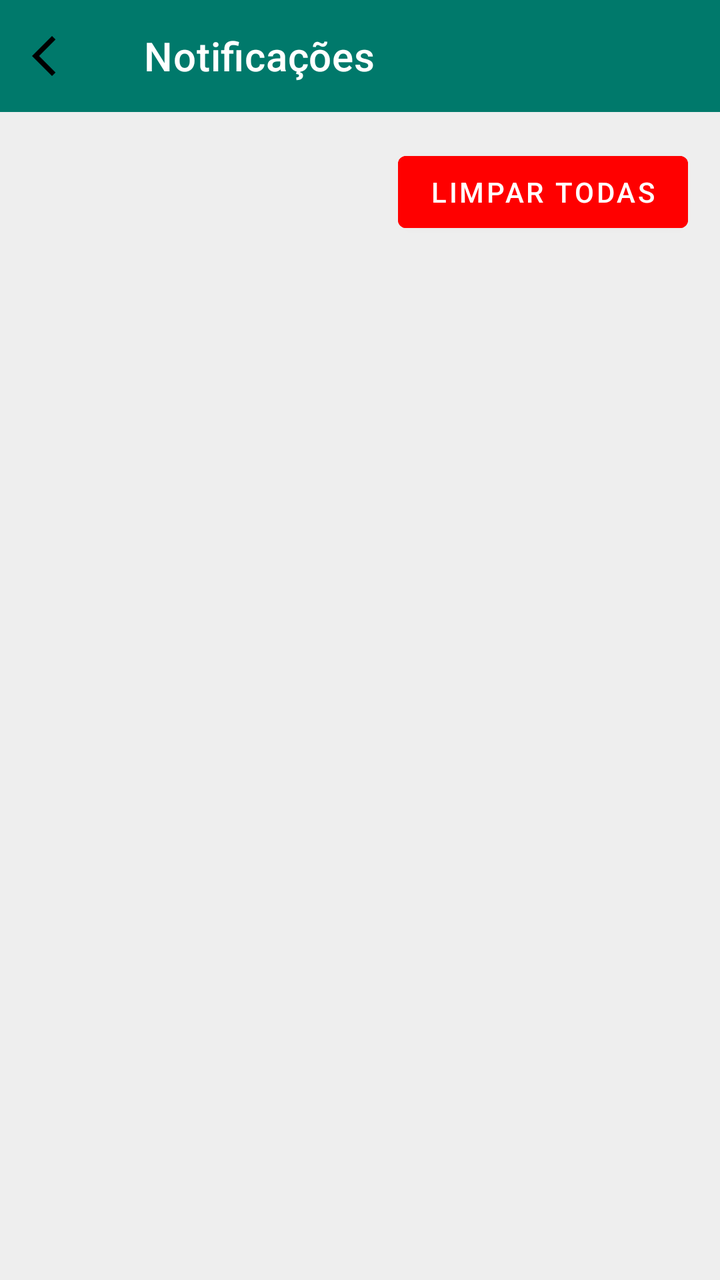
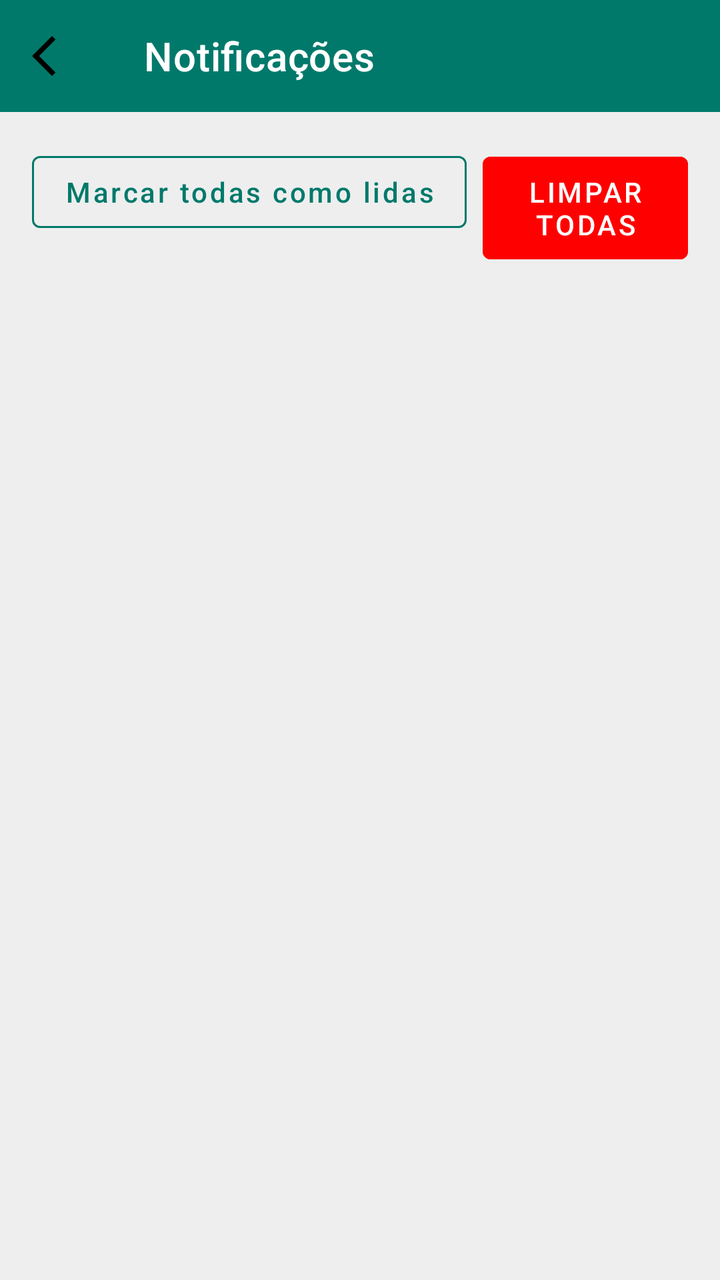

Compare the two renders of this Android layout. The source of the first and the diff that turns it into the second are given below.
<!-- AndroidManifest.xml: activity theme AppTheme.NoActionBar -->
<!-- res/layout/activity_notifications.xml -->
<?xml version="1.0" encoding="utf-8"?>
<androidx.coordinatorlayout.widget.CoordinatorLayout xmlns:android="http://schemas.android.com/apk/res/android"
    xmlns:app="http://schemas.android.com/apk/res-auto"
    xmlns:tools="http://schemas.android.com/tools"
    android:id="@+id/notifications_container"
    android:layout_width="match_parent"
    android:layout_height="match_parent"
    tools:context=".NotificationsActivity">

    <com.google.android.material.appbar.MaterialToolbar
        android:id="@+id/toolbar"
        android:layout_width="match_parent"
        android:layout_height="?attr/actionBarSize"
        android:background="@color/teal_700"
        app:title="Notificações"
        app:titleTextColor="@android:color/white"
        app:navigationIcon="@drawable/ic_arrow_back" />

    <LinearLayout
        android:layout_width="match_parent"
        android:layout_height="match_parent"
        android:orientation="vertical"
        android:background="@color/gray_200"
        android:layout_marginTop="?attr/actionBarSize"
        android:padding="16dp">

        <Button
            android:id="@+id/clearAll"
            android:layout_width="wrap_content"
            android:layout_height="wrap_content"
            android:text="Limpar todas"
            android:drawableStart="@drawable/ic_delete"
            android:drawablePadding="8dp"
            android:layout_gravity="end"
            android:backgroundTint="@color/red"
            android:textColor="@android:color/white"
            android:paddingHorizontal="16dp"
            android:paddingVertical="8dp" />

        <androidx.recyclerview.widget.RecyclerView
            android:id="@+id/recyclerView"
            android:layout_width="match_parent"
            android:layout_height="0dp"
            android:layout_weight="1"
            android:paddingTop="8dp"
            tools:listitem="@layout/item_notification" />

        <TextView
            android:id="@+id/emptyView"
            android:layout_width="match_parent"
            android:layout_height="wrap_content"
            android:text="Nenhuma notificação no momento."
            android:textAlignment="center"
            android:textSize="16sp"
            android:padding="24dp"
            android:visibility="gone"
            android:textColor="@android:color/darker_gray" />
    </LinearLayout>

</androidx.coordinatorlayout.widget.CoordinatorLayout>
<!-- res/layout/item_notification.xml (included above) -->
<?xml version="1.0" encoding="utf-8"?>
<androidx.cardview.widget.CardView xmlns:android="http://schemas.android.com/apk/res/android"
    xmlns:card_view="http://schemas.android.com/apk/res-auto"
    android:layout_width="match_parent"
    android:layout_height="wrap_content"
    android:layout_marginBottom="8dp"
    card_view:cardCornerRadius="12dp"
    card_view:cardElevation="4dp"
    android:foreground="?attr/selectableItemBackground"
    android:clickable="true"
    android:focusable="true">

    <LinearLayout
        android:layout_width="match_parent"
        android:layout_height="wrap_content"
        android:orientation="vertical"
        android:padding="16dp">

        <TextView
            android:id="@+id/title"
            android:layout_width="match_parent"
            android:layout_height="wrap_content"
            android:text="Título da Notificação"
            android:textStyle="bold"
            android:textSize="16sp"
            android:textColor="@color/teal_700" />

        <TextView
            android:id="@+id/message"
            android:layout_width="match_parent"
            android:layout_height="wrap_content"
            android:text="Mensagem de exemplo"
            android:textSize="14sp"
            android:paddingTop="4dp"
            android:textColor="@color/gray_500" />

        <TextView
            android:id="@+id/date"
            android:layout_width="match_parent"
            android:layout_height="wrap_content"
            android:text="19/10/2025 15:32"
            android:textSize="12sp"
            android:paddingTop="4dp"
            android:textColor="@color/gray_500" />

    </LinearLayout>
</androidx.cardview.widget.CardView>
<!-- resources referenced by this layout -->
<resources>
  <color name="gray_200">#EEEEEE</color>
  <color name="gray_500">#9E9E9E</color>
  <color name="red">#FF0000</color>
  <color name="teal_700">#00796B</color>
  <!-- drawable ic_arrow_back (drawable) -->
  <vector xmlns:android="http://schemas.android.com/apk/res/android" android:autoMirrored="true" android:height="24dp" android:tint="#000000" android:viewportHeight="960" android:viewportWidth="960" android:width="24dp">
        
      <path android:fillColor="@android:color/white" android:pathData="M400,880L0,480L400,80L471,151L142,480L471,809L400,880Z"/>
      
  </vector>
  <!-- drawable ic_delete (drawable) -->
  <vector xmlns:android="http://schemas.android.com/apk/res/android" android:height="24dp" android:tint="#000000" android:viewportHeight="960" android:viewportWidth="960" android:width="24dp">
        
      <path android:fillColor="@android:color/white" android:pathData="M280,840Q247,840 223.5,816.5Q200,793 200,760L200,240L160,240L160,160L360,160L360,120L600,120L600,160L800,160L800,240L760,240L760,760Q760,793 736.5,816.5Q713,840 680,840L280,840ZM680,240L280,240L280,760Q280,760 280,760Q280,760 280,760L680,760Q680,760 680,760Q680,760 680,760L680,240ZM360,680L440,680L440,320L360,320L360,680ZM520,680L600,680L600,320L520,320L520,680ZM280,240L280,240L280,760Q280,760 280,760Q280,760 280,760L280,760Q280,760 280,760Q280,760 280,760L280,240Z"/>
      
  </vector>
  <style name="AppTheme.NoActionBar" parent="Theme.MaterialComponents.DayNight.NoActionBar" />
</resources>

<!-- the commit's change to res/layout/activity_notifications.xml (unified diff, before → after) -->
@@ -7,6 +7,7 @@
     android:layout_height="match_parent"
     tools:context=".NotificationsActivity">
 
+    
     <com.google.android.material.appbar.MaterialToolbar
         android:id="@+id/toolbar"
         android:layout_width="match_parent"
@@ -16,6 +17,7 @@
         app:titleTextColor="@android:color/white"
         app:navigationIcon="@drawable/ic_arrow_back" />
 
+    
     <LinearLayout
         android:layout_width="match_parent"
         android:layout_height="match_parent"
@@ -24,19 +26,39 @@
         android:layout_marginTop="?attr/actionBarSize"
         android:padding="16dp">
 
-        <Button
-            android:id="@+id/clearAll"
-            android:layout_width="wrap_content"
+        
+        <LinearLayout
+            android:layout_width="match_parent"
             android:layout_height="wrap_content"
-            android:text="Limpar todas"
-            android:drawableStart="@drawable/ic_delete"
-            android:drawablePadding="8dp"
-            android:layout_gravity="end"
-            android:backgroundTint="@color/red"
-            android:textColor="@android:color/white"
-            android:paddingHorizontal="16dp"
-            android:paddingVertical="8dp" />
+            android:orientation="horizontal"
+            android:gravity="end"
+            android:layout_marginBottom="12dp">
 
+            <com.google.android.material.button.MaterialButton
+                android:id="@+id/markAllReadButton"
+                style="@style/Widget.MaterialComponents.Button.OutlinedButton"
+                android:layout_width="wrap_content"
+                android:layout_height="wrap_content"
+                android:text="Marcar todas como lidas"
+                android:textAllCaps="false"
+                android:textColor="@color/teal_700"
+                app:strokeColor="@color/teal_700"
+                android:layout_marginEnd="8dp" />
+
+            <Button
+                android:id="@+id/clearAll"
+                android:layout_width="wrap_content"
+                android:layout_height="wrap_content"
+                android:text="Limpar todas"
+                android:drawableStart="@drawable/ic_delete"
+                android:drawablePadding="8dp"
+                android:backgroundTint="@color/red"
+                android:textColor="@android:color/white"
+                android:paddingHorizontal="16dp"
+                android:paddingVertical="8dp" />
+        </LinearLayout>
+
+        
         <androidx.recyclerview.widget.RecyclerView
             android:id="@+id/recyclerView"
             android:layout_width="match_parent"
@@ -45,6 +67,7 @@
             android:paddingTop="8dp"
             tools:listitem="@layout/item_notification" />
 
+        
         <TextView
             android:id="@+id/emptyView"
             android:layout_width="match_parent"
@@ -55,6 +78,7 @@
             android:padding="24dp"
             android:visibility="gone"
             android:textColor="@android:color/darker_gray" />
+
     </LinearLayout>
 
 </androidx.coordinatorlayout.widget.CoordinatorLayout>
<!-- resource entries referenced after the edit -->
@@ -16,6 +16,32 @@
       <path android:fillColor="@android:color/white" android:pathData="M280,840Q247,840 223.5,816.5Q200,793 200,760L200,240L160,240L160,160L360,160L360,120L600,120L600,160L800,160L800,240L760,240L760,760Q760,793 736.5,816.5Q713,840 680,840L280,840ZM680,240L280,240L280,760Q280,760 280,760Q280,760 280,760L680,760Q680,760 680,760Q680,760 680,760L680,240ZM360,680L440,680L440,320L360,320L360,680ZM520,680L600,680L600,320L520,320L520,680ZM280,240L280,240L280,760Q280,760 280,760Q280,760 280,760L280,760Q280,760 280,760Q280,760 280,760L280,240Z"/>
       
   </vector>
-  <style name="AppTheme.NoActionBar" parent="Theme.MaterialComponents.DayNight.NoActionBar" />
+  <style name="AppTheme.NoActionBar" parent="AppTheme" />
+  <style name="AppTheme" parent="Theme.MaterialComponents.DayNight.NoActionBar">
+          
+          <item name="colorPrimary">@color/teal_700</item>
+          <item name="colorPrimaryVariant">@color/teal_800</item>
+          <item name="colorOnPrimary">@color/white</item>
+  
+          
+          <item name="colorSecondary">@color/teal_600</item>
+          <item name="colorSecondaryVariant">@color/teal_700</item>
+          <item name="colorOnSecondary">@color/white</item>
+  
+          
+          <item name="android:colorBackground">@color/white</item>
+          <item name="android:textColor">@color/black</item>
+  
+          
+          <item name="android:statusBarColor">@color/teal_700</item>
+          <item name="android:navigationBarColor">@color/white</item>
+  
+          <item name="materialButtonStyle">@style/Widget.MaterialComponents.Button</item>
+          <item name="materialButtonOutlinedStyle">@style/Widget.MaterialComponents.Button.OutlinedButton</item>
+      </style>
+  <color name="teal_800">#00695C</color>
+  <color name="white">#FFFFFF</color>
+  <color name="teal_600">#00897B</color>
+  <color name="black">#000000</color>
 </resources>
 
